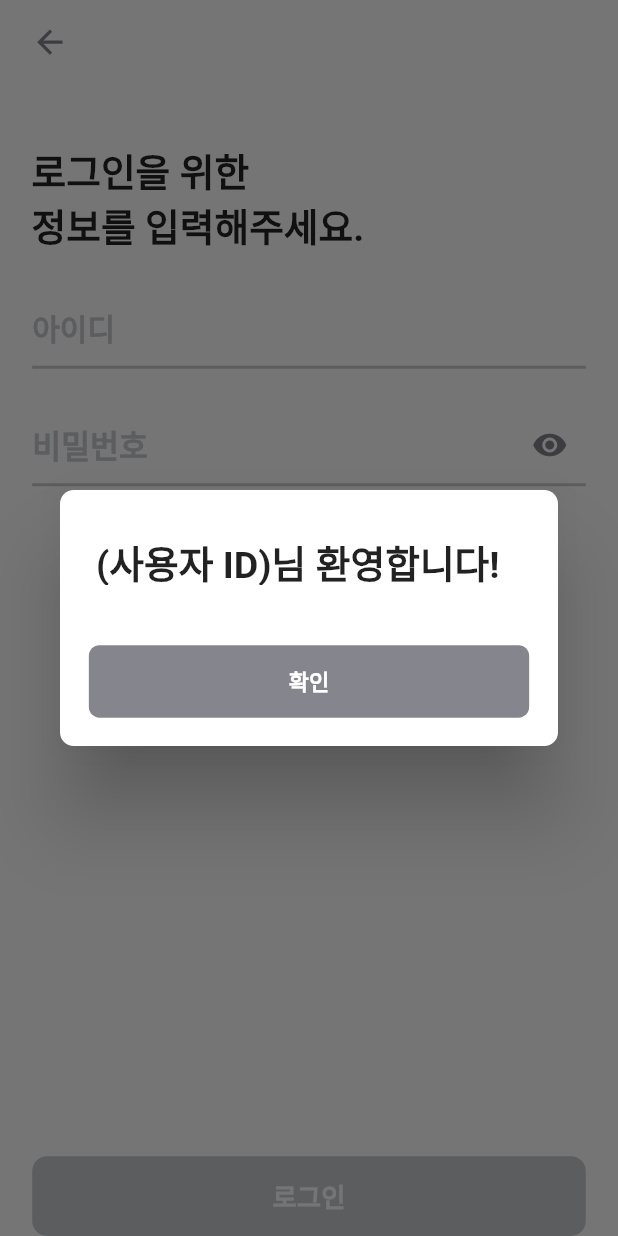
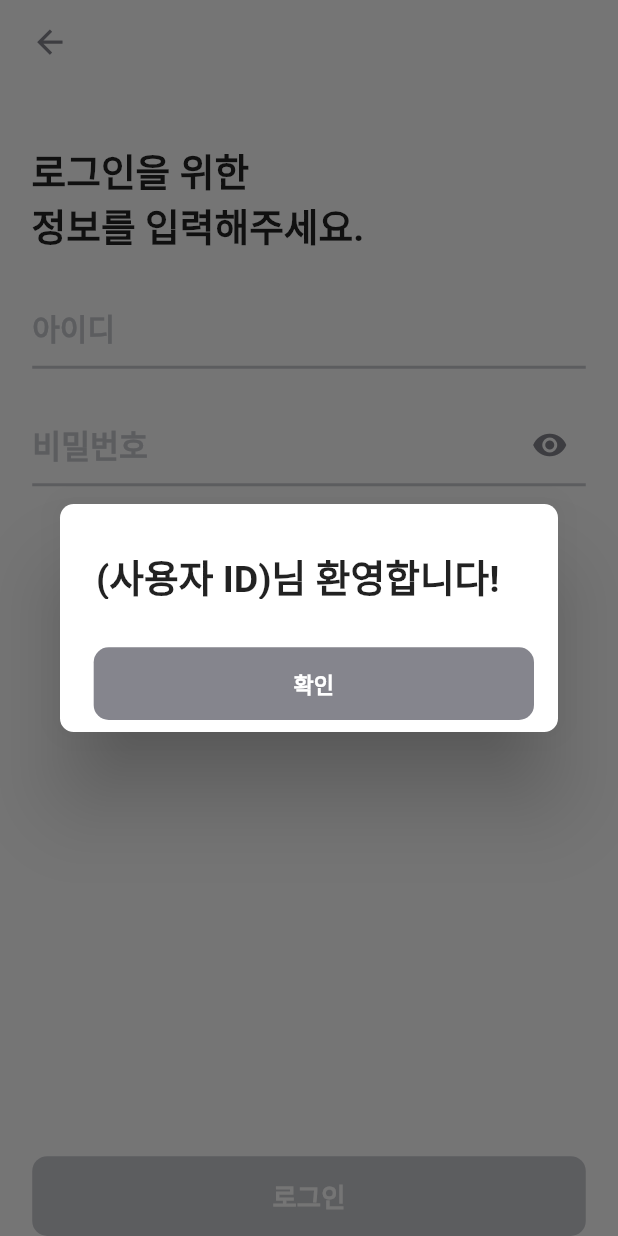
Before and after one commit to mukgen/mukgen_Flutter_V1, a Flutter app: the LoginPage screen opened directly, after a tap on "로그인", on a phone screen of 412 x 824 dp. Run offline on Flutter 3.47's test engine with Material 2 defaults, Android fonts, the phone set to English and light mode, and no system bars; our stand-ins replace flutter_screenutil; missing offline and left inert: transition; Roboto replaces fonts that are missing (MukgenSemiBold).

Commit message:
♻️ :: LoginPage MukGenButton 적용

```diff
--- a/lib/screen/auth/login_page.dart
+++ b/lib/screen/auth/login_page.dart
@@ -1,7 +1,6 @@
 import 'package:flutter/material.dart';
 import 'package:mukgen_flutter_v1/widget/main_navigator.dart';
 import 'package:mukgen_flutter_v1/widget/mukgen_button.dart';
-import 'package:transition/transition.dart';
 import 'package:flutter_screenutil/flutter_screenutil.dart';
 import 'package:mukgen_flutter_v1/common/common.dart';
 
@@ -197,43 +196,23 @@ class _LoginPageState extends State<LoginPage> {
                             ),
                           ),
                           actions: <Widget>[
-                            TextButton(
+                            MukGenButton(
+                              text: "확인",
+                              width: 280,
+                              height: 50,
+                              backgroundColor: MukGenColor.primaryLight1,
+                              fontSize: 14,
+                              textColor: MukGenColor.white,
                               onPressed: () {
                                 if (idController.text.isNotEmpty &&
                                     pwdController.text.isNotEmpty) {
-                                  setState(() {
-                                    Navigator.of(context).pop();
-                                    Navigator.push(
-                                      context,
-                                      Transition(
-                                        child: MainNavigator(),
-                                        transitionEffect:
-                                            TransitionEffect.RIGHT_TO_LEFT,
-                                      ),
-                                    );
-                                  });
+                                  Navigator.of(context).pushAndRemoveUntil(
+                                      MaterialPageRoute(
+                                          builder: (context) =>
+                                              MainNavigator()),
+                                      (route) => false);
                                 }
                               },
-                              child: Center(
-                                child: Container(
-                                  width: 280.0.w,
-                                  height: 50.0.h,
-                                  alignment: Alignment.center,
-                                  decoration: BoxDecoration(
-                                    color: MukGenColor.primaryLight1,
-                                    borderRadius: BorderRadius.circular(7.12),
-                                  ),
-                                  child: Text(
-                                    '확인',
-                                    style: TextStyle(
-                                      fontWeight: FontWeight.w600,
-                                      fontSize: 14.0.sp,
-                                      fontFamily: 'MukgenSemiBold',
-                                      color: MukGenColor.white,
-                                    ),
-                                  ),
-                                ),
-                              ),
                             ),
                             SizedBox(height: 3.0.h)
                           ],
```
